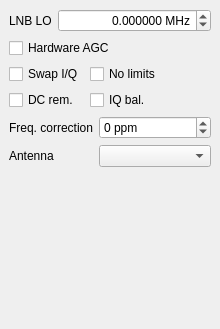
The window that qtgui/dockinputctl.ui (gqrx-sdr/gqrx) describes before a commit, drawn with Qt 5.
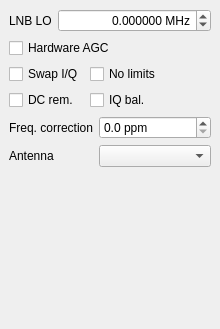
The same window after the commit. Icons and pictures are not drawn.

```diff
--- a/qtgui/dockinputctl.ui
+++ b/qtgui/dockinputctl.ui
@@ -186,18 +186,21 @@
            </widget>
           </item>
           <item row="0" column="1">
-           <widget class="QSpinBox" name="freqCorrSpinBox">
+           <widget class="QDoubleSpinBox" name="freqCorrSpinBox">
             <property name="suffix">
              <string> ppm</string>
             </property>
+            <property name="decimals">
+             <number>1</number>
+            </property>
             <property name="minimum">
-             <number>-1000</number>
+             <float>-200.0</float>
             </property>
             <property name="maximum">
-             <number>1000</number>
+             <float>200.0</float>
             </property>
             <property name="value">
-             <number>0</number>
+             <float>0.0</float>
             </property>
            </widget>
           </item>
```
